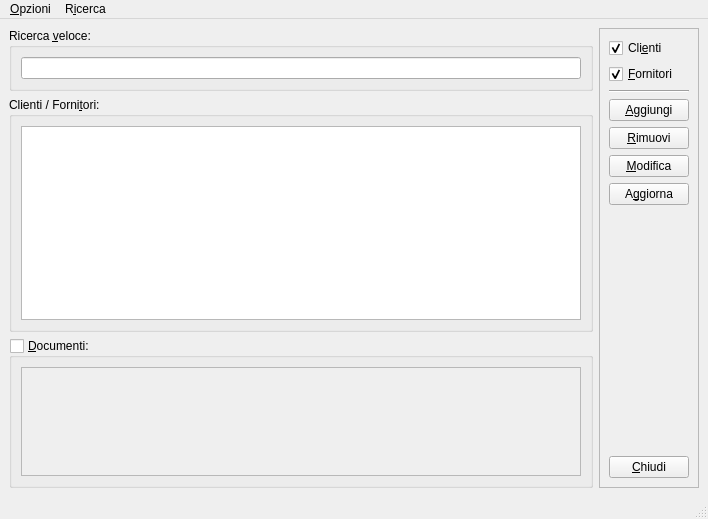
Old version of the form moduleAnagrafica/anagraficawindow.ui in the repository kvsd/Gestionale.
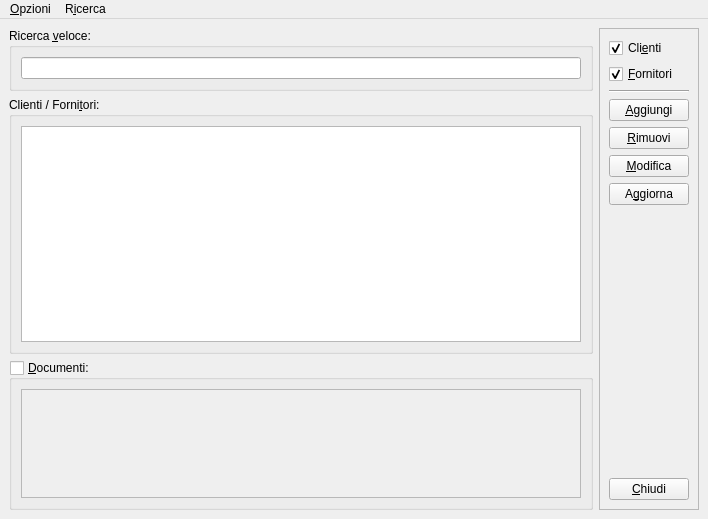
New version of the form.

Commit message: Rimossa status bar da AnagraficaWindow

The edit to the form file:
```diff
--- a/moduleAnagrafica/anagraficawindow.ui
+++ b/moduleAnagrafica/anagraficawindow.ui
@@ -246,7 +246,6 @@
    <addaction name="menuOpzioni"/>
    <addaction name="menuRicerca"/>
   </widget>
-  <widget class="QStatusBar" name="statusbar"/>
   <action name="actionConfigura">
    <property name="text">
     <string>&amp;Configura...</string>
```
Left out of the diff: 2 changed lines with no effect on the pictures.
